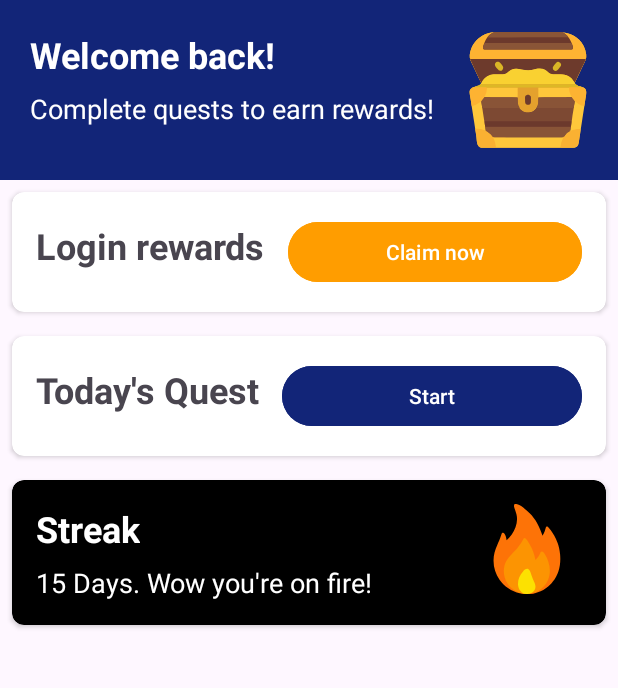
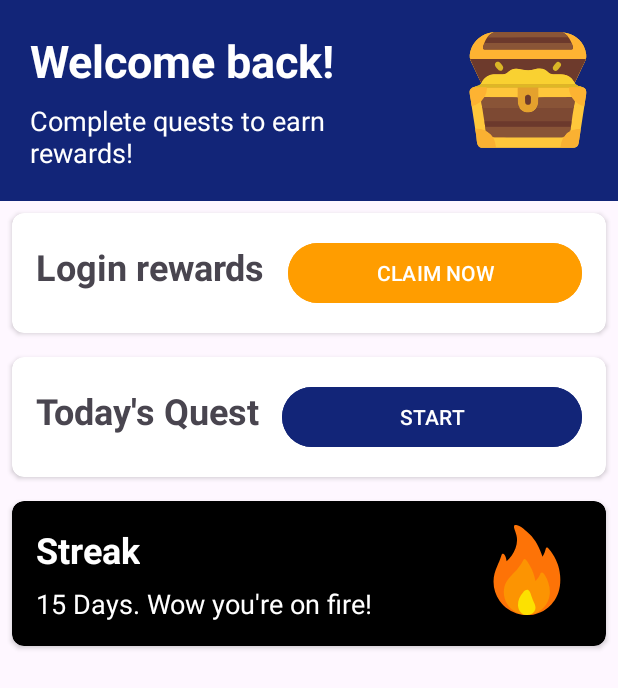
Before and after one commit to Minime998/CP470-Project, an Android app: the screen it shows after launch (DailyQuestActivity), on a phone screen of 412 x 824 dp. Shown: the top 688 px of the screen. Run offline under Robolectric (Android 15) with nearby library versions, the phone set to English and light mode, and no system bars.

Commit message:
added audio questions layout

```diff
--- a/app/src/main/res/layout/activity_daily_quest.xml
+++ b/app/src/main/res/layout/activity_daily_quest.xml
@@ -1,12 +1,16 @@
 <?xml version="1.0" encoding="utf-8"?>
-<LinearLayout xmlns:android="http://schemas.android.com/apk/res/android"
+<ScrollView xmlns:android="http://schemas.android.com/apk/res/android"
     xmlns:app="http://schemas.android.com/apk/res-auto"
     xmlns:tools="http://schemas.android.com/tools"
     android:id="@+id/daily_quests"
     android:layout_width="match_parent"
     android:layout_height="match_parent"
+    tools:context=".MainActivity">
+
+    <LinearLayout
+        android:layout_width="match_parent"
+        android:layout_height="wrap_content"
         android:orientation="vertical"
-
         tools:context=".MainActivity">
 
         <GridLayout
@@ -19,12 +23,13 @@
             >
 
             <LinearLayout
-            android:orientation="vertical">
+                android:orientation="vertical"
+                android:layout_width="250dp">
             <TextView
                 android:layout_width="wrap_content"
                 android:layout_height="wrap_content"
                 android:text="@string/welcome_back"
-            android:textSize="24sp"
+                android:textSize="30sp"
                 android:textColor="@color/white"
                 android:textStyle="bold"
                 />
@@ -72,6 +77,7 @@
                     android:layout_height="wrap_content"
                     android:layout_weight="1"
                     android:backgroundTint="#FF9D00"
+                    android:textAllCaps="true"
                     android:text="@string/claim_now" />
             </LinearLayout>
         </androidx.cardview.widget.CardView>
@@ -100,7 +106,8 @@
                     android:layout_height="wrap_content"
                     android:layout_weight="1"
                     android:backgroundTint="@color/blue_dark"
-                android:text="@string/start_quesst" />
+                    android:textAllCaps="true"
+                    android:text="@string/start_quest" />
             </LinearLayout>
         </androidx.cardview.widget.CardView>
 
@@ -148,5 +155,6 @@
                     android:src="@drawable/streak_icon" />
             </GridLayout>
         </androidx.cardview.widget.CardView>
+    </LinearLayout>
 
-</LinearLayout>
+</ScrollView>
--- a/app/src/main/res/values/colors.xml
+++ b/app/src/main/res/values/colors.xml
@@ -5,6 +5,7 @@
     <color name="black_matte">#303030</color>
     <color name="grey_dark">#606470</color>
     <color name="grey_light">#EDEDED</color>
+    <color name="green">#4CAF50</color>
     <color name="blue_sky">#51eefc</color>
     <color name="blue_light">#6d9ac7</color>
     <color name="blue">#1269cc</color>
--- a/app/src/main/res/values/strings.xml
+++ b/app/src/main/res/values/strings.xml
@@ -16,5 +16,8 @@
     <string name="claim_now">Claim now</string>
     <string name="streak">Streak</string>
     <string name="images_questions">What do you see?</string>
-    <string name="start_quesst">Start</string>
+    <string name="audio_questions">What do you hear?</string>
+    <string name="start_quest">Start</string>
+    <string name="check_answer">Check</string>
+    <string name="got_it">Got it</string>
 </resources>
```
Also changed, not shown: app/src/main/res/drawable/speaker_filled_audio_tool.xml (added, +15 -0 lines), app/src/main/res/layout/multiple_choice_audio.xml (added, +92 -0 lines), app/src/main/res/layout/multiple_choice_images.xml (+15 -6 lines), 29 other files. Lines whose indentation alone changed are shown as unchanged.
